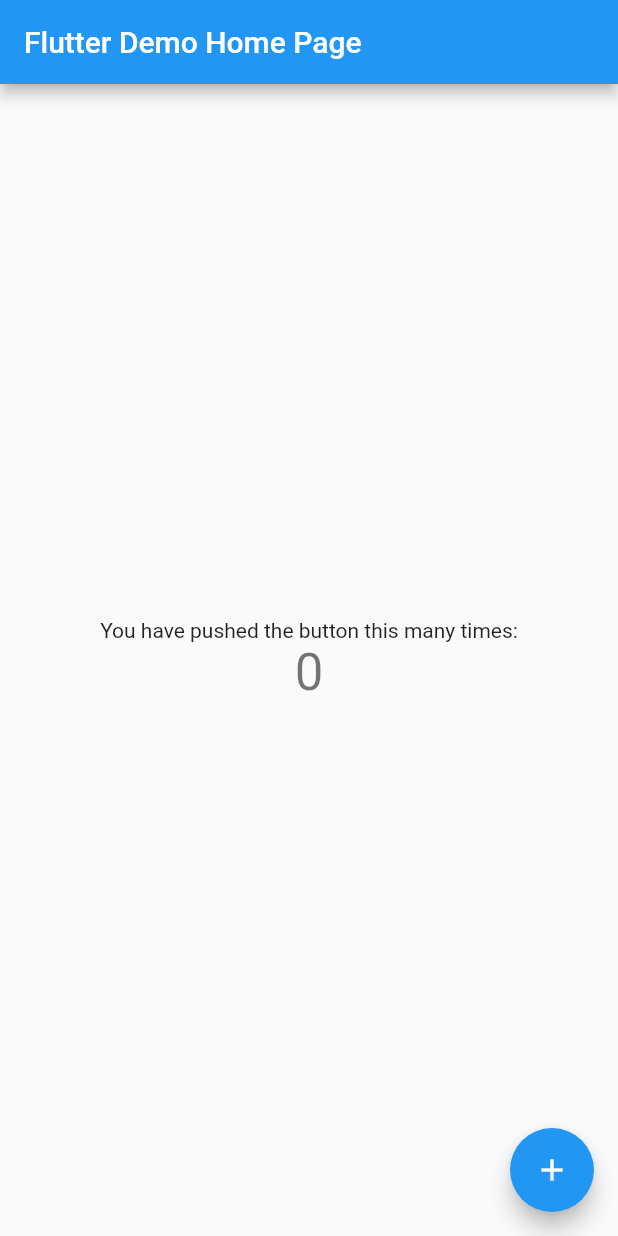
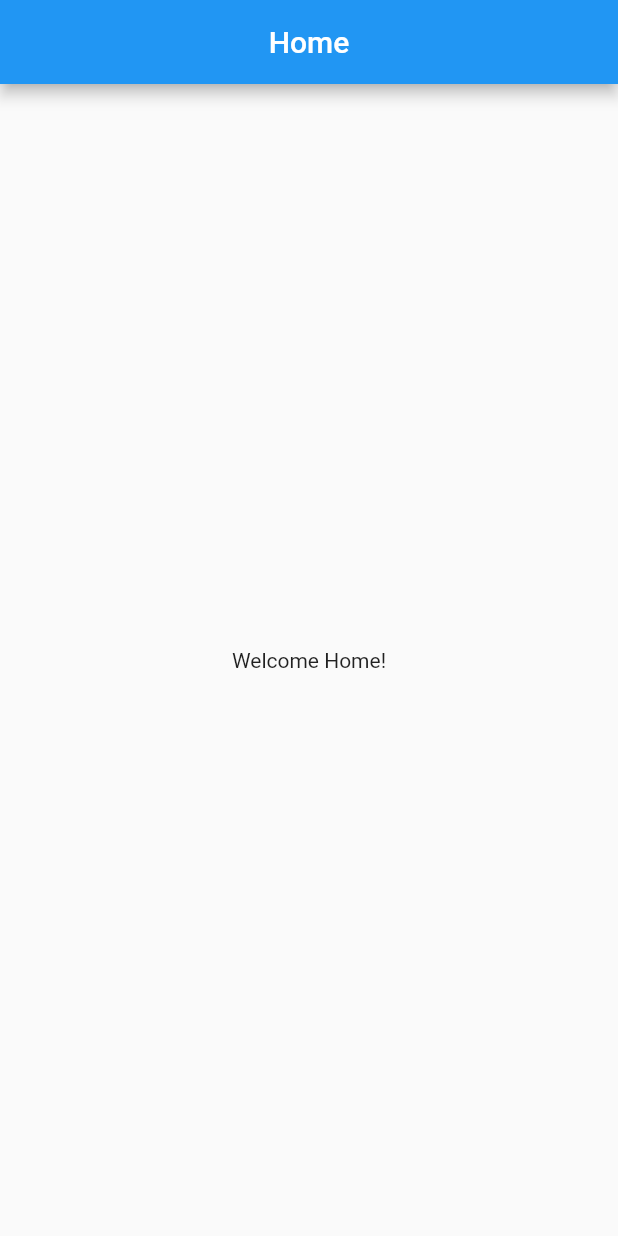
Before and after one commit to RyanKlatt/Getx-Flutter-Example, a Flutter app: the screen it shows after launch, on a phone screen of 412 x 824 dp. Run offline on Flutter 3.47's test engine with Material 2 defaults, Android fonts, the phone set to English and light mode, and no system bars.

Commit message:
removed boilerplate

```diff
--- a/lib/main.dart
+++ b/lib/main.dart
@@ -1,117 +1,21 @@
 import 'package:flutter/material.dart';
+import 'screens/home_page.dart';
 
 void main() {
   runApp(MyApp());
 }
 
 class MyApp extends StatelessWidget {
-  // This widget is the root of your application.
   @override
   Widget build(BuildContext context) {
     return MaterialApp(
-      title: 'Flutter Demo',
+      title: 'Flutter Starter',
+      debugShowCheckedModeBanner: false,
       theme: ThemeData(
-        // This is the theme of your application.
-        //
-        // Try running your application with "flutter run". You'll see the
-        // application has a blue toolbar. Then, without quitting the app, try
-        // changing the primarySwatch below to Colors.green and then invoke
-        // "hot reload" (press "r" in the console where you ran "flutter run",
-        // or simply save your changes to "hot reload" in a Flutter IDE).
-        // Notice that the counter didn't reset back to zero; the application
-        // is not restarted.
         primarySwatch: Colors.blue,
-        // This makes the visual density adapt to the platform that you run
-        // the app on. For desktop platforms, the controls will be smaller and
-        // closer together (more dense) than on mobile platforms.
         visualDensity: VisualDensity.adaptivePlatformDensity,
       ),
-      home: MyHomePage(title: 'Flutter Demo Home Page'),
+      home: HomePage(),
     );
   }
 }
-
-class MyHomePage extends StatefulWidget {
-  MyHomePage({Key key, this.title}) : super(key: key);
-
-  // This widget is the home page of your application. It is stateful, meaning
-  // that it has a State object (defined below) that contains fields that affect
-  // how it looks.
-
-  // This class is the configuration for the state. It holds the values (in this
-  // case the title) provided by the parent (in this case the App widget) and
-  // used by the build method of the State. Fields in a Widget subclass are
-  // always marked "final".
-
-  final String title;
-
-  @override
-  _MyHomePageState createState() => _MyHomePageState();
-}
-
-class _MyHomePageState extends State<MyHomePage> {
-  int _counter = 0;
-
-  void _incrementCounter() {
-    setState(() {
-      // This call to setState tells the Flutter framework that something has
-      // changed in this State, which causes it to rerun the build method below
-      // so that the display can reflect the updated values. If we changed
-      // _counter without calling setState(), then the build method would not be
-      // called again, and so nothing would appear to happen.
-      _counter++;
-    });
-  }
-
-  @override
-  Widget build(BuildContext context) {
-    // This method is rerun every time setState is called, for instance as done
-    // by the _incrementCounter method above.
-    //
-    // The Flutter framework has been optimized to make rerunning build methods
-    // fast, so that you can just rebuild anything that needs updating rather
-    // than having to individually change instances of widgets.
-    return Scaffold(
-      appBar: AppBar(
-        // Here we take the value from the MyHomePage object that was created by
-        // the App.build method, and use it to set our appbar title.
-        title: Text(widget.title),
-      ),
-      body: Center(
-        // Center is a layout widget. It takes a single child and positions it
-        // in the middle of the parent.
-        child: Column(
-          // Column is also a layout widget. It takes a list of children and
-          // arranges them vertically. By default, it sizes itself to fit its
-          // children horizontally, and tries to be as tall as its parent.
-          //
-          // Invoke "debug painting" (press "p" in the console, choose the
-          // "Toggle Debug Paint" action from the Flutter Inspector in Android
-          // Studio, or the "Toggle Debug Paint" command in Visual Studio Code)
-          // to see the wireframe for each widget.
-          //
-          // Column has various properties to control how it sizes itself and
-          // how it positions its children. Here we use mainAxisAlignment to
-          // center the children vertically; the main axis here is the vertical
-          // axis because Columns are vertical (the cross axis would be
-          // horizontal).
-          mainAxisAlignment: MainAxisAlignment.center,
-          children: <Widget>[
-            Text(
-              'You have pushed the button this many times:',
-            ),
-            Text(
-              '$_counter',
-              style: Theme.of(context).textTheme.headline4,
-            ),
-          ],
-        ),
-      ),
-      floatingActionButton: FloatingActionButton(
-        onPressed: _incrementCounter,
-        tooltip: 'Increment',
-        child: Icon(Icons.add),
-      ), // This trailing comma makes auto-formatting nicer for build methods.
-    );
-  }
-}
--- /dev/null
+++ b/lib/screens/home_page.dart
@@ -0,0 +1,23 @@
+import 'package:flutter/material.dart';
+
+class HomePage extends StatelessWidget {
+  @override
+  Widget build(BuildContext context) {
+    return Scaffold(
+      appBar: AppBar(
+        title: Text('Home'),
+        centerTitle: true,
+      ),
+      body: Center(
+        child: Column(
+          mainAxisAlignment: MainAxisAlignment.center,
+          children: <Widget>[
+            Text(
+              'Welcome Home!',
+            ),
+          ],
+        ),
+      ),
+    );
+  }
+}
```
